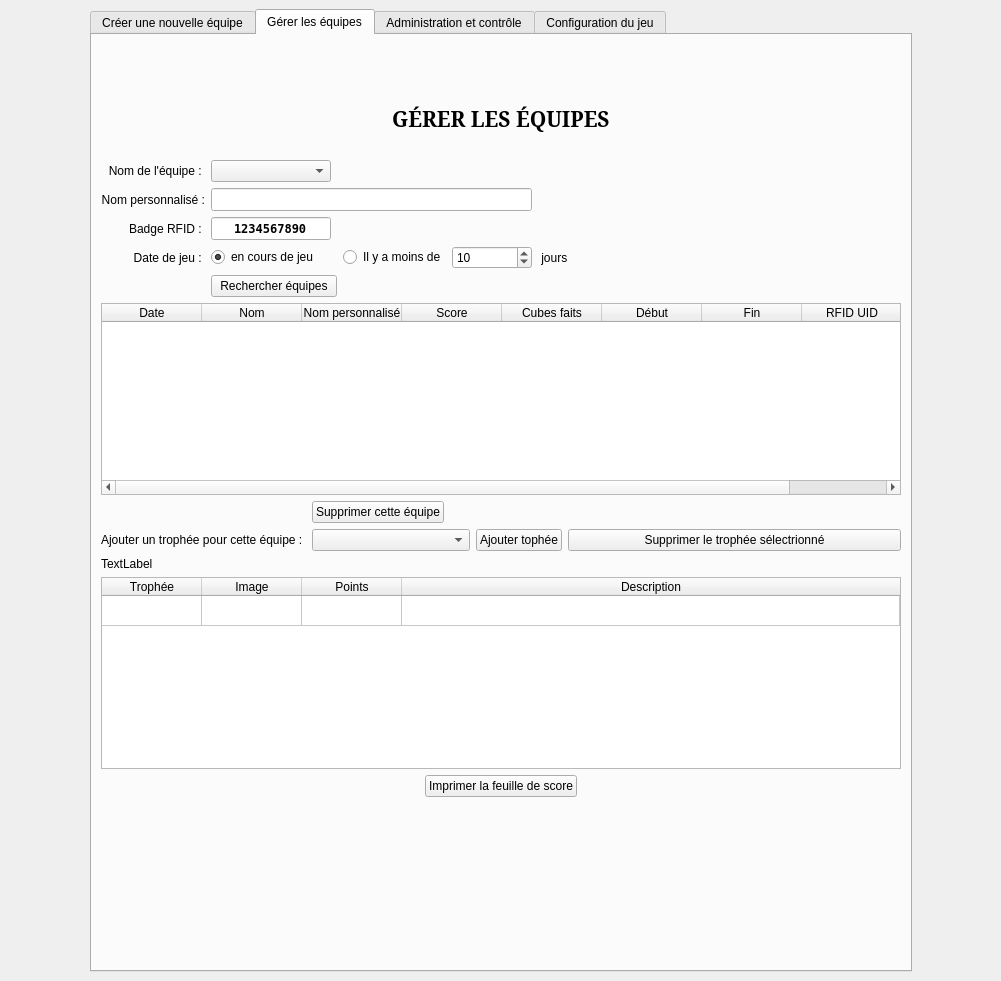
Qt form thecubeivazio/cubegui/cubegui.ui (jwav/thecube-ivazio) before a commit.
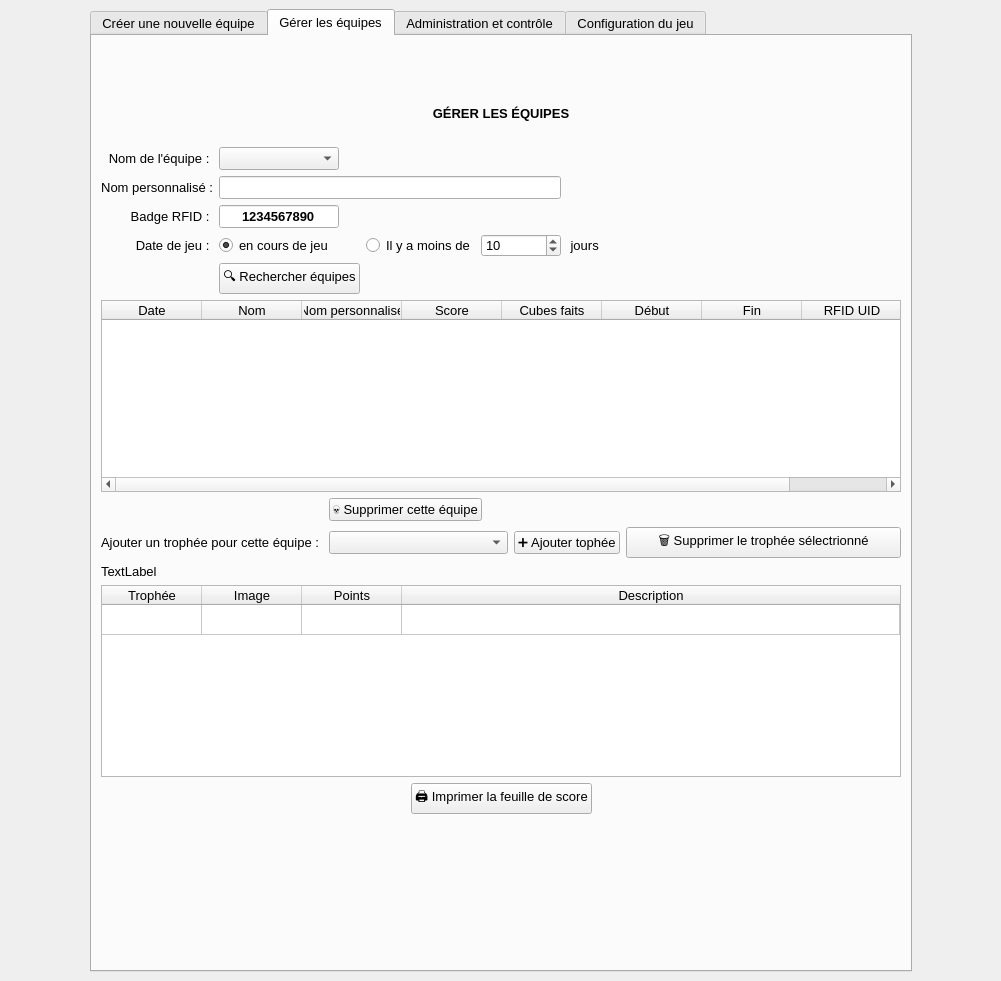
The same form after that commit. The open tabs and pages were chosen to show the change. Icons and pictures are not drawn.

Diff of the .ui file:
```diff
--- a/thecubeivazio/cubegui/cubegui.ui
+++ b/thecubeivazio/cubegui/cubegui.ui
@@ -15,7 +15,13 @@
   </property>
   <property name="windowIcon">
    <iconset>
-    <normaloff>../../../../../../../../../home/vee/.designer/resources/icon_thecube_32x32.png</normaloff>../../../../../../../../../home/vee/.designer/resources/icon_thecube_32x32.png</iconset>
+    <normaloff>../../../home/vee/.designer/resources/icon_thecube_32x32.png</normaloff>../../../home/vee/.designer/resources/icon_thecube_32x32.png</iconset>
+  </property>
+  <property name="styleSheet">
+   <string notr="true">* {
+    font-family: &quot;Segoe UI&quot;, &quot;Segoe UI Emoji&quot;;
+    font-size: 10pt;
+}</string>
   </property>
   <property name="iconSize">
    <size>
@@ -534,8 +540,8 @@
            <widget class="QLabel" name="lblNewteamStatusText_6">
             <property name="font">
              <font>
-              <family>Noto Serif</family>
-              <pointsize>16</pointsize>
+              <family>Segoe UI</family>
+              <pointsize>10</pointsize>
               <weight>75</weight>
               <bold>true</bold>
              </font>
@@ -621,7 +627,8 @@
             </property>
             <property name="font">
              <font>
-              <family>DejaVu Sans Mono</family>
+              <family>Segoe UI</family>
+              <pointsize>10</pointsize>
               <weight>75</weight>
               <bold>true</bold>
              </font>
@@ -653,7 +660,8 @@
             </property>
             <property name="font">
              <font>
-              <family>DejaVu Sans Mono</family>
+              <family>Segoe UI</family>
+              <pointsize>10</pointsize>
               <weight>75</weight>
               <bold>true</bold>
              </font>
@@ -685,11 +693,7 @@
           <item row="4" column="1" colspan="2">
            <widget class="QPushButton" name="btnTeamsSearch">
             <property name="text">
-             <string>Rechercher équipes</string>
-            </property>
-            <property name="icon">
-             <iconset theme="search">
-              <normaloff>../../../../../../../../home/vee/.designer/backup</normaloff>../../../../../../../../home/vee/.designer/backup</iconset>
+             <string>🔍 Rechercher équipes</string>
             </property>
            </widget>
           </item>
@@ -830,11 +834,7 @@
           <item row="1" column="4">
            <widget class="QPushButton" name="btnTeamsAddTrophy">
             <property name="text">
-             <string>Ajouter tophée</string>
-            </property>
-            <property name="icon">
-             <iconset theme="add">
-              <normaloff>../../../../../../../../home/vee/.designer/backup</normaloff>../../../../../../../../home/vee/.designer/backup</iconset>
+             <string>➕ Ajouter tophée</string>
             </property>
            </widget>
           </item>
@@ -885,22 +885,14 @@
           <item row="1" column="5">
            <widget class="QPushButton" name="btnTeamsRemoveSelectedTrophy">
             <property name="text">
-             <string>Supprimer le trophée sélectrionné</string>
-            </property>
-            <property name="icon">
-             <iconset theme="delete">
-              <normaloff>../../../../../../../../home/vee/.designer/backup</normaloff>../../../../../../../../home/vee/.designer/backup</iconset>
+             <string>🗑 Supprimer le trophée sélectrionné</string>
             </property>
            </widget>
           </item>
           <item row="0" column="1" colspan="2">
            <widget class="QPushButton" name="btnTeamsDeleteTeam">
             <property name="text">
-             <string>Supprimer cette équipe</string>
-            </property>
-            <property name="icon">
-             <iconset theme="delete">
-              <normaloff>../../../../../../home/vee/.designer/backup</normaloff>../../../../../../home/vee/.designer/backup</iconset>
+             <string>💀 Supprimer cette équipe</string>
             </property>
            </widget>
           </item>
@@ -989,11 +981,7 @@
           <item>
            <widget class="QPushButton" name="btnTeamsPrintScoresheet">
             <property name="text">
-             <string>Imprimer la feuille de score</string>
-            </property>
-            <property name="icon">
-             <iconset theme="print">
-              <normaloff>../../../../../../../../home/vee/.designer/backup</normaloff>../../../../../../../../home/vee/.designer/backup</iconset>
+             <string>🖨 Imprimer la feuille de score</string>
             </property>
            </widget>
           </item>
```
Left out of the diff: 68 changed lines with no effect on the pictures.
